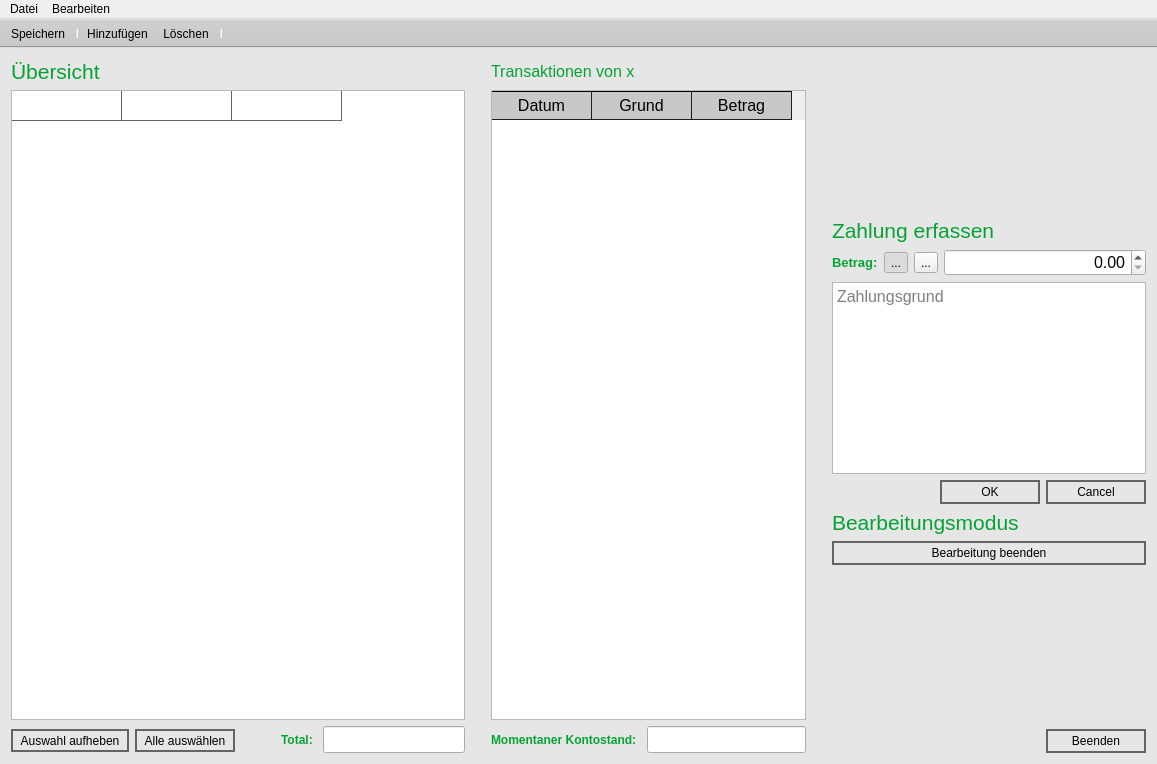
Before: the Qt Designer form mainwindow.ui in Snickers03/KlassenkassenManager, drawn with Qt 5.
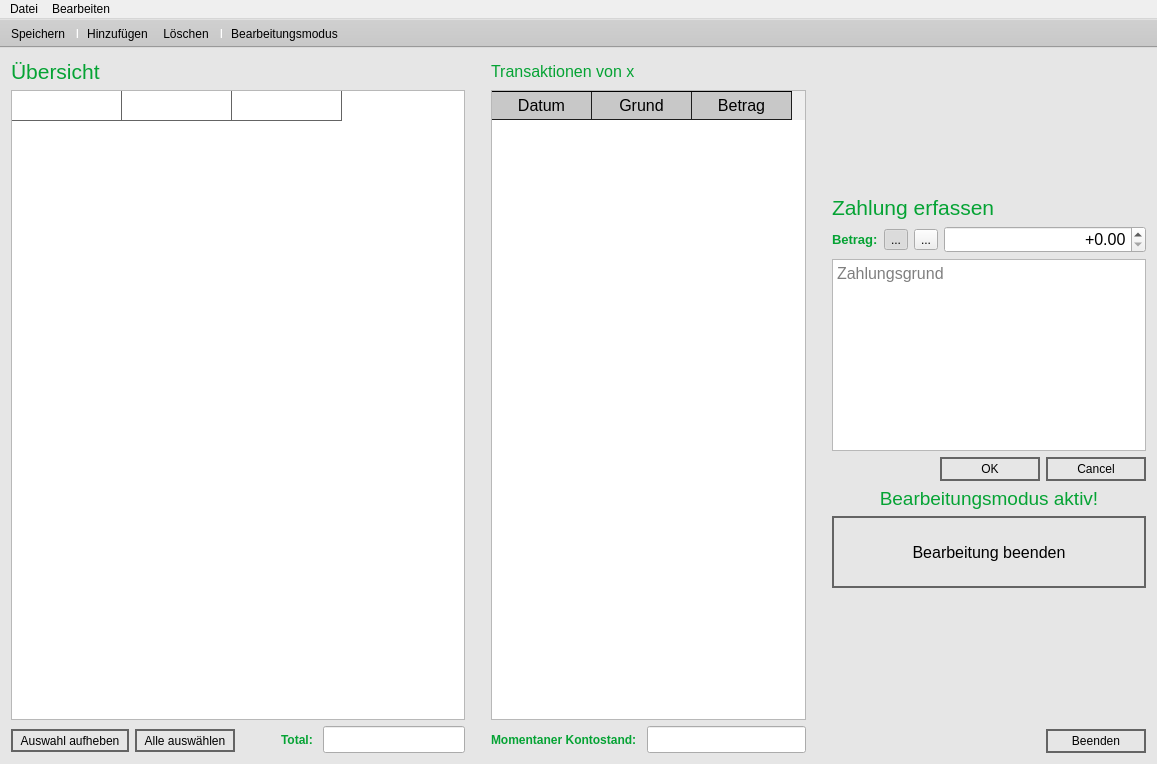
After: the same form once the commit is applied. Icons and pictures are not drawn.

Commit message: edit icon, better selection, other minor changes

Patch:
```diff
--- a/mainwindow.ui
+++ b/mainwindow.ui
@@ -647,6 +647,9 @@
           <property name="alignment">
            <set>Qt::AlignRight|Qt::AlignTrailing|Qt::AlignVCenter</set>
           </property>
+          <property name="prefix">
+           <string>+</string>
+          </property>
           <property name="minimum">
            <double>0.000000000000000</double>
           </property>
@@ -710,11 +713,14 @@
         </property>
         <property name="font">
          <font>
-          <pointsize>16</pointsize>
+          <pointsize>14</pointsize>
          </font>
         </property>
         <property name="text">
-         <string>Bearbeitungsmodus</string>
+         <string>Bearbeitungsmodus aktiv!</string>
+        </property>
+        <property name="alignment">
+         <set>Qt::AlignCenter</set>
         </property>
        </widget>
       </item>
@@ -725,10 +731,15 @@
         </property>
         <property name="minimumSize">
          <size>
-          <width>100</width>
-          <height>0</height>
+          <width>32</width>
+          <height>72</height>
          </size>
         </property>
+        <property name="font">
+         <font>
+          <pointsize>12</pointsize>
+         </font>
+        </property>
         <property name="text">
          <string>Bearbeitung beenden</string>
         </property>
@@ -853,6 +864,7 @@
    <addaction name="addStudent"/>
    <addaction name="deleteStudent"/>
    <addaction name="separator"/>
+   <addaction name="actionEditMode"/>
   </widget>
   <action name="actionSpeichern">
    <property name="icon">
```
Left out of the diff: 4 changed lines with no effect on the pictures. The commit also changes 8 other files.
